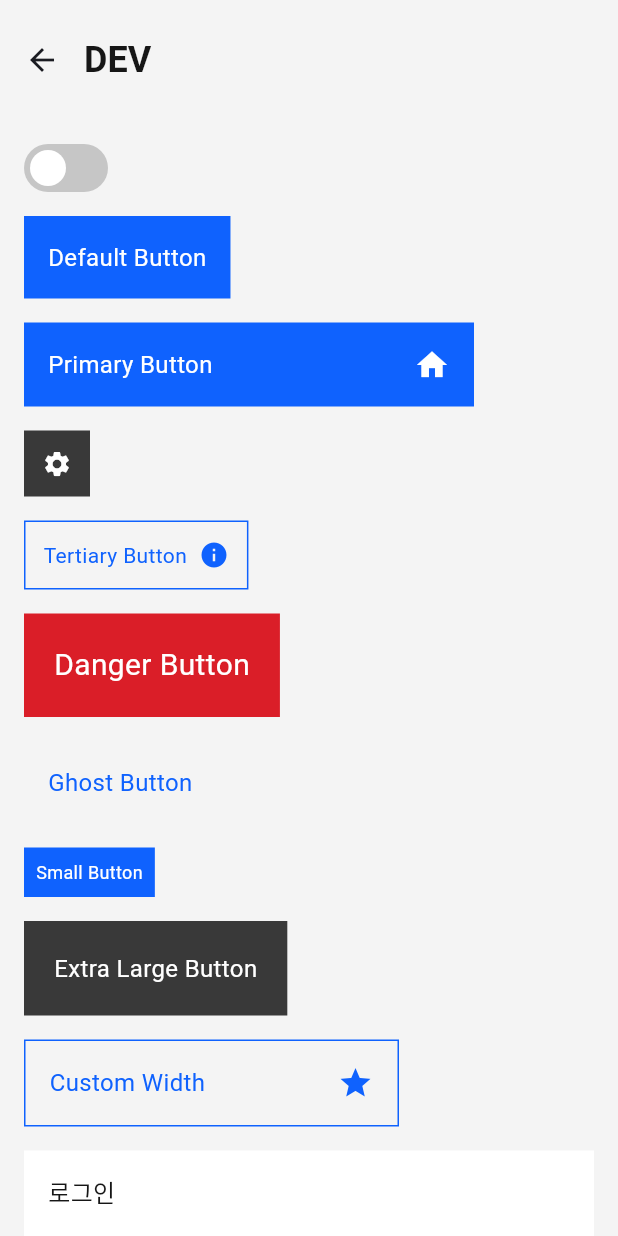
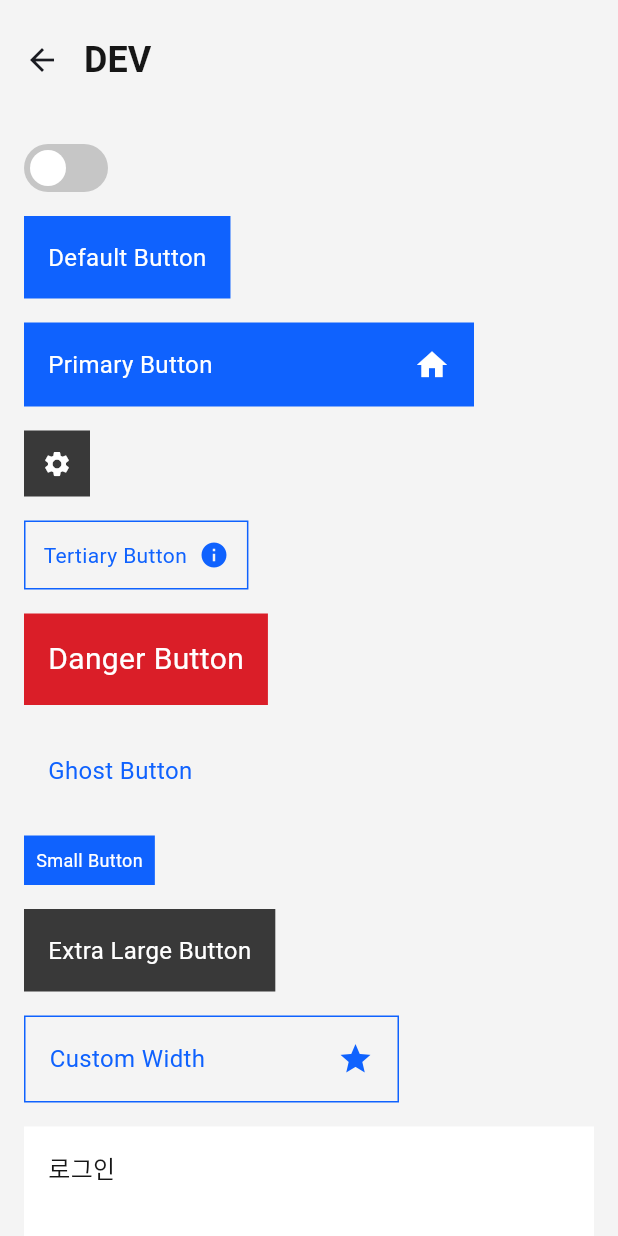
Before and after one commit to joonseo1227/LetsMerge-FE, a Flutter app: the DevPage screen opened directly, on a phone screen of 412 x 824 dp. Run offline on Flutter 3.47's test engine with Material 3 defaults, Android fonts, the light colour scheme and no system bars; our stand-ins replace firebase_auth, firebase_core, flutter_dotenv, flutter_riverpod; missing offline and left inert: flutter_naver_map; accounts and stored records are empty; Roboto replaces fonts that are missing (Pretendard).

Commit message:
fix: 버튼 디자인 수정

```diff
--- a/lib/widgets/c_button.dart
+++ b/lib/widgets/c_button.dart
@@ -71,8 +71,8 @@ class CButtonSizes {
     CButtonSize.small: EdgeInsets.all(8),
     CButtonSize.medium: EdgeInsets.all(12),
     CButtonSize.large: EdgeInsets.all(16),
-    CButtonSize.extraLarge: EdgeInsets.all(20),
-    CButtonSize.x2Large: EdgeInsets.all(20),
+    CButtonSize.extraLarge: EdgeInsets.all(16),
+    CButtonSize.x2Large: EdgeInsets.all(16),
   };
 
   static const Map<CButtonSize, double> textSizes = {
```
